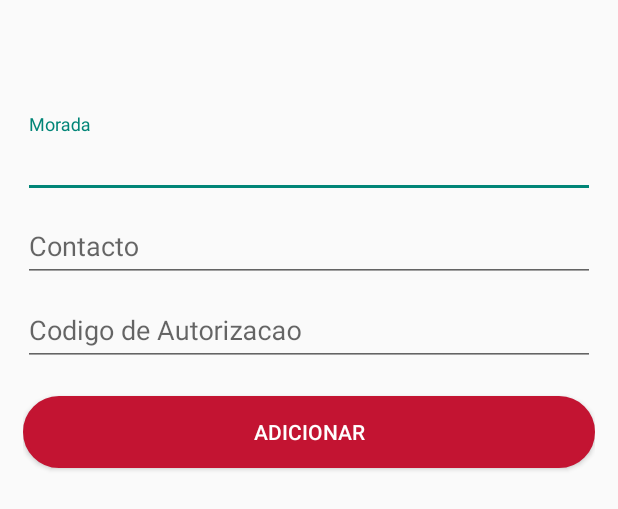
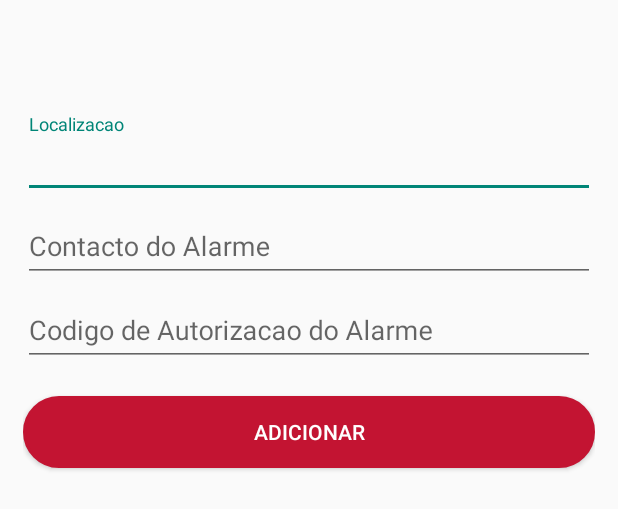
Before and after one commit to JoaoCumbula/ProjectBasse, an Android app: the layout dialog_alarme.xml on its own in the app's theme, with its tools: preview values and no code run, on a phone screen of 412 x 824 dp. Shown: the top 509 px of the screen. Run offline under Robolectric (Android 15) with nearby library versions, the phone set to English and light mode, and no system bars.

Commit message:
Alteracao do Contacgto

```diff
--- a/app/src/main/res/layout/dialog_alarme.xml
+++ b/app/src/main/res/layout/dialog_alarme.xml
@@ -22,7 +22,7 @@
                 android:id="@+id/idEditText"
                 android:layout_width="match_parent"
                 android:layout_height="wrap_content"
-                android:hint="Morada"
+                android:hint="Localizacao"
                 android:singleLine="true" />
 
         </android.support.design.widget.TextInputLayout>
@@ -36,7 +36,7 @@
                 android:id="@+id/contactoEditText"
                 android:layout_width="match_parent"
                 android:layout_height="wrap_content"
-                android:hint="Contacto "
+                android:hint="Contacto do Alarme"
                 android:inputType="number|phone"
                 android:singleLine="true" />
 
@@ -51,7 +51,7 @@
                 android:id="@+id/codigoAutorizacao"
                 android:layout_width="match_parent"
                 android:layout_height="wrap_content"
-                android:hint="Codigo de Autorizacao"
+                android:hint="Codigo de Autorizacao do Alarme"
                 android:singleLine="true" />
 
         </android.support.design.widget.TextInputLayout>
```
Also changed, not shown: 2 other files.
